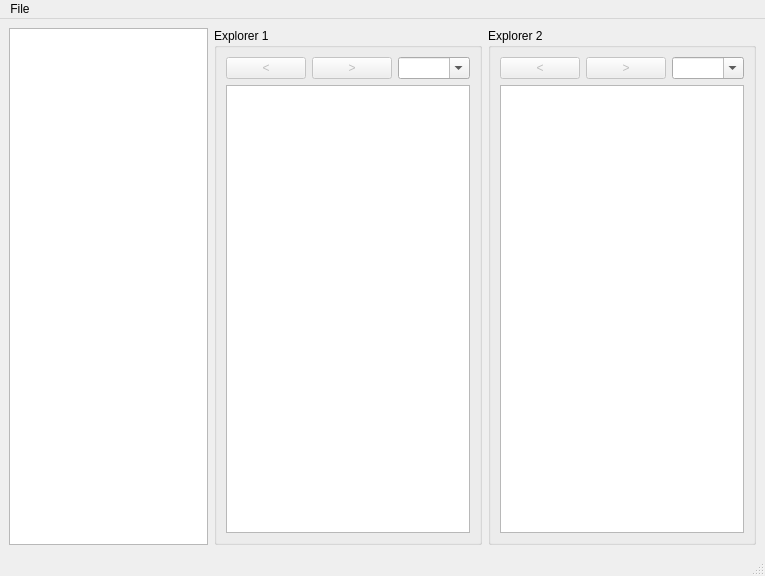
Above: src/ui/mainwindow.ui from fverco/Xplorer before the change. Below: the same form after it.
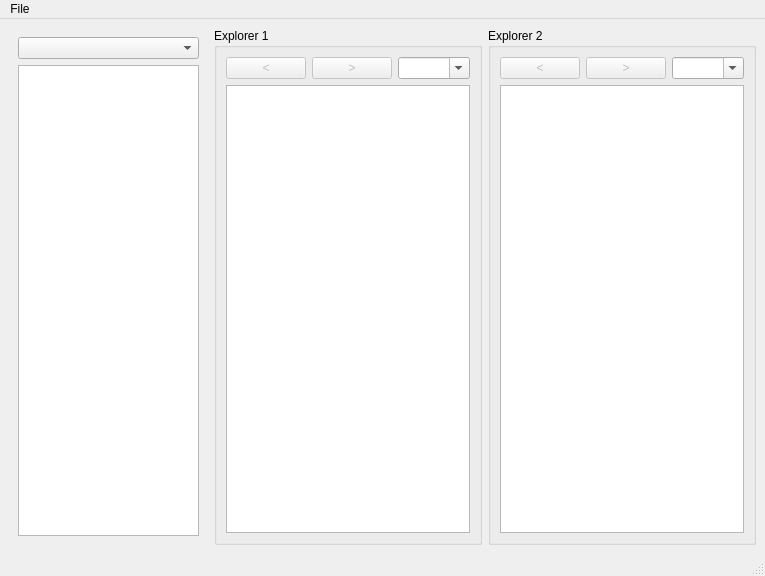
That is the form after the change.

Commit message: Add combobox for tree view to select from drive list

Diff of the .ui file:
```diff
--- a/src/ui/mainwindow.ui
+++ b/src/ui/mainwindow.ui
@@ -20,7 +20,31 @@
       <item>
        <layout class="QHBoxLayout" name="hLayoutFiles">
         <item>
-         <widget class="QTreeView" name="tvFileSys"/>
+         <widget class="QGroupBox" name="gbTreeView">
+          <property name="styleSheet">
+           <string notr="true">QGroupBox {
+	border: 0;
+}</string>
+          </property>
+          <property name="title">
+           <string/>
+          </property>
+          <property name="flat">
+           <bool>false</bool>
+          </property>
+          <layout class="QGridLayout" name="gridLayout_4">
+           <item row="0" column="0">
+            <layout class="QVBoxLayout" name="verticalLayout">
+             <item>
+              <widget class="QComboBox" name="cbDrives"/>
+             </item>
+             <item>
+              <widget class="QTreeView" name="tvFileSys"/>
+             </item>
+            </layout>
+           </item>
+          </layout>
+         </widget>
         </item>
         <item>
          <widget class="QGroupBox" name="gbExplorer1">
```
Left out of the diff: 2 changed lines with no effect on the pictures.
